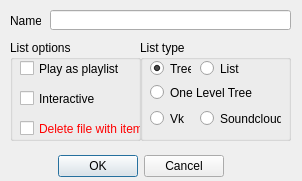
Qt form dialogs/tabdialog.ui (jeyboy/playo3) before a commit.
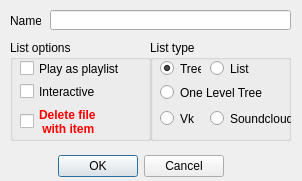
The same form after that commit.

```diff
--- a/dialogs/tabdialog.ui
+++ b/dialogs/tabdialog.ui
@@ -70,9 +70,9 @@
   <widget class="QGroupBox" name="groupBox">
    <property name="geometry">
     <rect>
-     <x>140</x>
+     <x>150</x>
      <y>40</y>
-     <width>151</width>
+     <width>141</width>
      <height>101</height>
     </rect>
    </property>
@@ -171,7 +171,7 @@
     <rect>
      <x>10</x>
      <y>40</y>
-     <width>131</width>
+     <width>141</width>
      <height>101</height>
     </rect>
    </property>
@@ -198,7 +198,7 @@
     <property name="geometry">
      <rect>
       <x>10</x>
-      <y>50</y>
+      <y>43</y>
       <width>121</width>
       <height>17</height>
      </rect>
@@ -211,19 +211,20 @@
     <property name="geometry">
      <rect>
       <x>10</x>
-      <y>80</y>
-      <width>121</width>
-      <height>17</height>
+      <y>66</y>
+      <width>131</width>
+      <height>31</height>
      </rect>
     </property>
     <property name="toolTip">
      <string>&lt;html&gt;&lt;head/&gt;&lt;body&gt;&lt;p&gt;With this option when you remove item, you are initiate deletion  of object from your hard disk ( or account data storage)&lt;/p&gt;&lt;/body&gt;&lt;/html&gt;</string>
     </property>
     <property name="styleSheet">
-     <string notr="true">color: red</string>
+     <string notr="true">color: red; font-weight: bold;</string>
     </property>
     <property name="text">
-     <string>Delete file with item</string>
+     <string>Delete file 
+ with item</string>
     </property>
    </widget>
   </widget>
```
